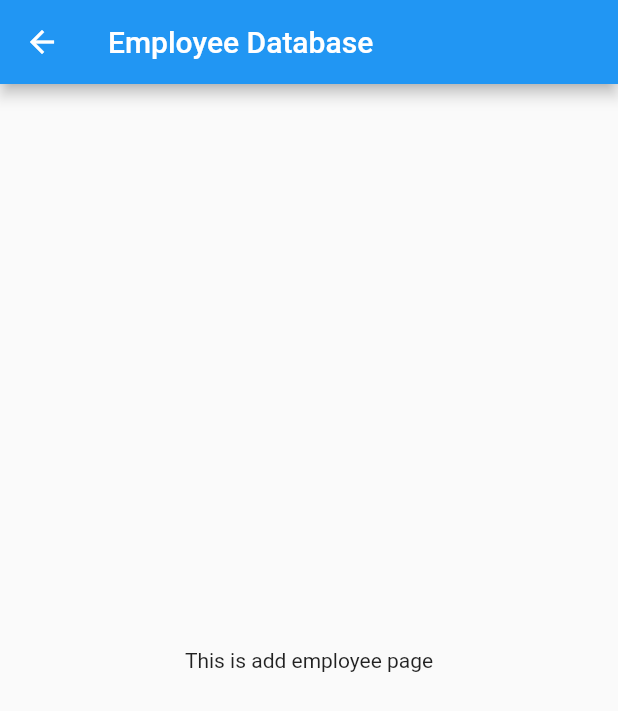
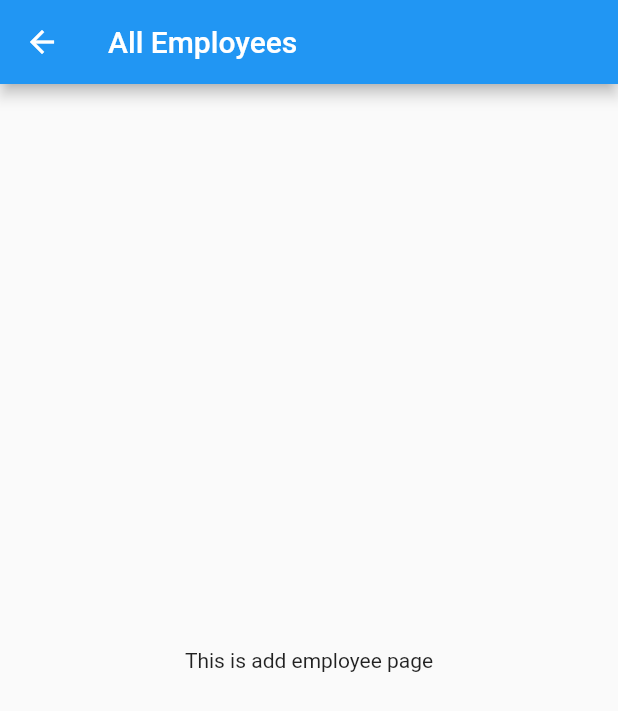
Before and after one commit to stellarbeam/employee_db, a Flutter app: the EmployeesScreen screen opened by its route, on a phone screen of 412 x 824 dp. Shown: the top 711 px of the screen. Run offline on Flutter 3.47's test engine with Material 2 defaults, Android fonts, the phone set to English and light mode, and no system bars.

```diff
--- a/lib/screens/employees_screen.dart
+++ b/lib/screens/employees_screen.dart
@@ -7,7 +7,7 @@ class EmployeesScreen extends StatelessWidget {
   Widget build(BuildContext context) {
     return Scaffold(
         appBar: AppBar(
-          title: Text('Employee Database'),
+          title: Text('All Employees'),
         ),
         body: Center(
           child: Text('This is add employee page'),
--- a/lib/screens/organizations_screen.dart
+++ b/lib/screens/organizations_screen.dart
@@ -22,7 +22,7 @@ class OrganizationsScreen extends StatelessWidget {
     final organizations = organizationsData.list;
     return Scaffold(
       appBar: AppBar(
-        title: Text('Employee Database'),
+        title: Text('Organizations'),
       ),
       body: ListView.builder(
         itemBuilder: (_, index) => OrganizationItem(organizations[index]),
```
